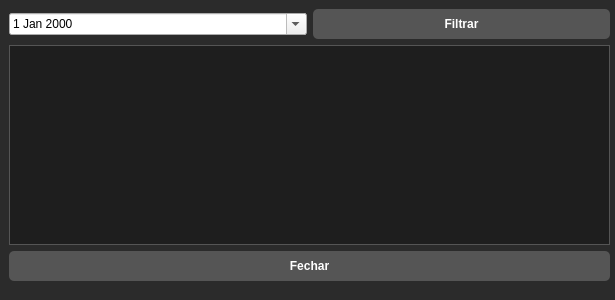
The window that ui/tela_historico.ui (bezerrasz/Almondega) describes before a commit, drawn with Qt 5.
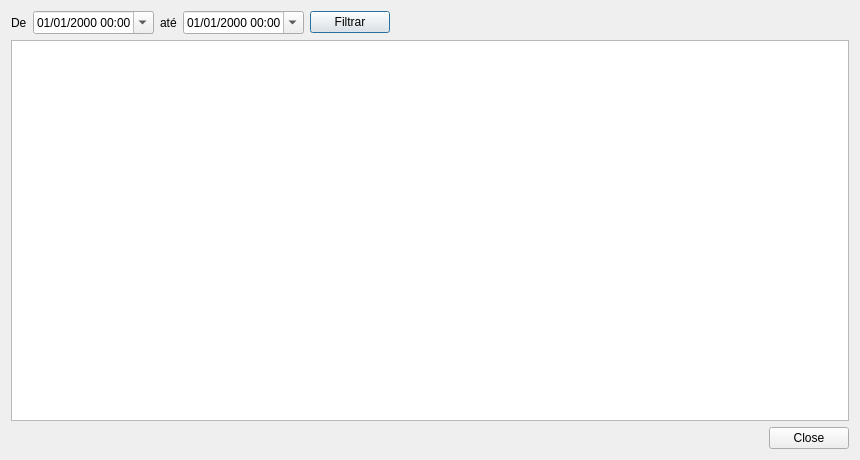
The same window after the commit.

Diff of the .ui file:
```diff
--- a/ui/tela_historico.ui
+++ b/ui/tela_historico.ui
@@ -3,96 +3,39 @@
  <class>Dialog</class>
  <widget class="QDialog" name="Dialog">
   <property name="geometry">
-   <rect>
-    <x>0</x>
-    <y>0</y>
-    <width>615</width>
-    <height>300</height>
-   </rect>
+   <rect><x>0</x><y>0</y><width>860</width><height>460</height></rect>
   </property>
-  <property name="windowTitle">
-   <string>Dialog</string>
-  </property>
-  <property name="styleSheet">
-   <string notr="true">/* Fundo da janela */
-QDialog {
-    background-color: #2b2b2b;
-}
-
-/* Estilo da Tabela */
-QTableWidget {
-    background-color: #1e1e1e;
-    color: #ffffff;
-    gridline-color: #444444; /* Cor da linha divisória */
-    border: 1px solid #555555;
-    font-size: 13px;
-}
-
-/* Estilo do Cabeçalho da Tabela (Onde ficam os títulos das colunas) */
-QHeaderView::section {
-    background-color: #333333;
-    color: #ffffff;
-    font-weight: bold;
-    border: 1px solid #444444;
-    padding: 4px;
-}
-
-/* Estilo do Botão Fechar */
-QPushButton {
-    background-color: #555555; 
-    color: white;
-    border-radius: 5px;
-    padding: 8px;
-    font-weight: bold;
-}
-QPushButton:hover {
-    background-color: #777777; 
-}</string>
-  </property>
-  <widget class="QWidget" name="">
-   <property name="geometry">
-    <rect>
-     <x>9</x>
-     <y>9</y>
-     <width>601</width>
-     <height>272</height>
-    </rect>
-   </property>
-   <layout class="QVBoxLayout" name="verticalLayout">
-    <item>
-     <layout class="QHBoxLayout" name="horizontalLayout">
-      <item>
-       <widget class="QDateEdit" name="data_filtro">
-        <property name="calendarPopup">
-         <bool>true</bool>
-        </property>
-       </widget>
-      </item>
-      <item>
-       <widget class="QPushButton" name="btn_filtrar">
-        <property name="text">
-         <string>Filtrar</string>
-        </property>
-       </widget>
-      </item>
-     </layout>
-    </item>
-    <item>
-     <widget class="QTableWidget" name="tabela_logs">
-      <property name="styleSheet">
-       <string notr="true"/>
-      </property>
-     </widget>
-    </item>
-    <item>
-     <widget class="QPushButton" name="btn_fechar">
-      <property name="text">
-       <string>Fechar</string>
-      </property>
-     </widget>
-    </item>
-   </layout>
-  </widget>
+  <property name="windowTitle"><string>📋 Histórico de eventos</string></property>
+  <layout class="QVBoxLayout" name="layout">
+   <item>
+    <layout class="QHBoxLayout" name="layout_filtro">
+     <item><widget class="QLabel" name="lbl_de"><property name="text"><string>De</string></property></widget></item>
+     <item><widget class="QDateTimeEdit" name="dt_inicio"><property name="calendarPopup"><bool>true</bool></property><property name="displayFormat"><string>dd/MM/yyyy HH:mm</string></property></widget></item>
+     <item><widget class="QLabel" name="lbl_ate"><property name="text"><string>até</string></property></widget></item>
+     <item><widget class="QDateTimeEdit" name="dt_fim"><property name="calendarPopup"><bool>true</bool></property><property name="displayFormat"><string>dd/MM/yyyy HH:mm</string></property></widget></item>
+     <item><widget class="QPushButton" name="btn_filtrar"><property name="text"><string>Filtrar</string></property></widget></item>
+     <item>
+      <spacer name="espaco">
+       <property name="orientation"><enum>Qt::Orientation::Horizontal</enum></property>
+       <property name="sizeHint" stdset="0"><size><width>40</width><height>20</height></size></property>
+      </spacer>
+     </item>
+     <item><widget class="QLabel" name="lbl_total"><property name="text"><string/></property></widget></item>
+    </layout>
+   </item>
+   <item>
+    <widget class="QTableWidget" name="tabela_eventos">
+     <property name="editTriggers"><set>QAbstractItemView::EditTrigger::NoEditTriggers</set></property>
+     <property name="selectionBehavior"><enum>QAbstractItemView::SelectionBehavior::SelectRows</enum></property>
+     <property name="alternatingRowColors"><bool>true</bool></property>
+    </widget>
+   </item>
+   <item>
+    <widget class="QDialogButtonBox" name="botoes">
+     <property name="standardButtons"><set>QDialogButtonBox::StandardButton::Close</set></property>
+    </widget>
+   </item>
+  </layout>
  </widget>
  <resources/>
  <connections/>
```
Left out of the diff: 4 changed lines with no effect on the pictures.
